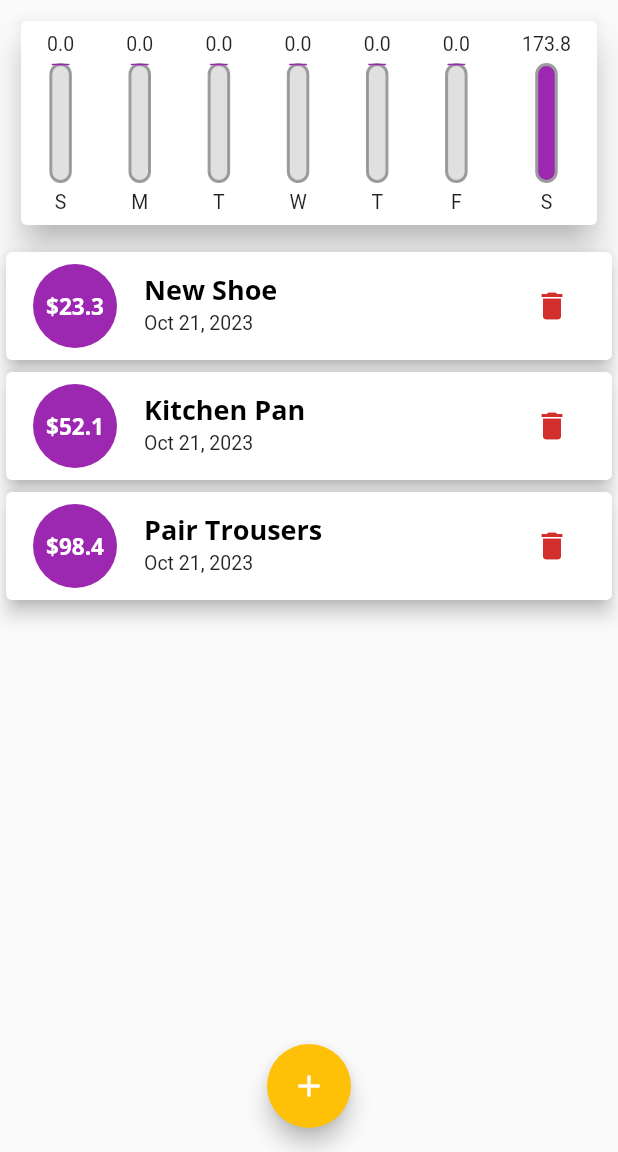
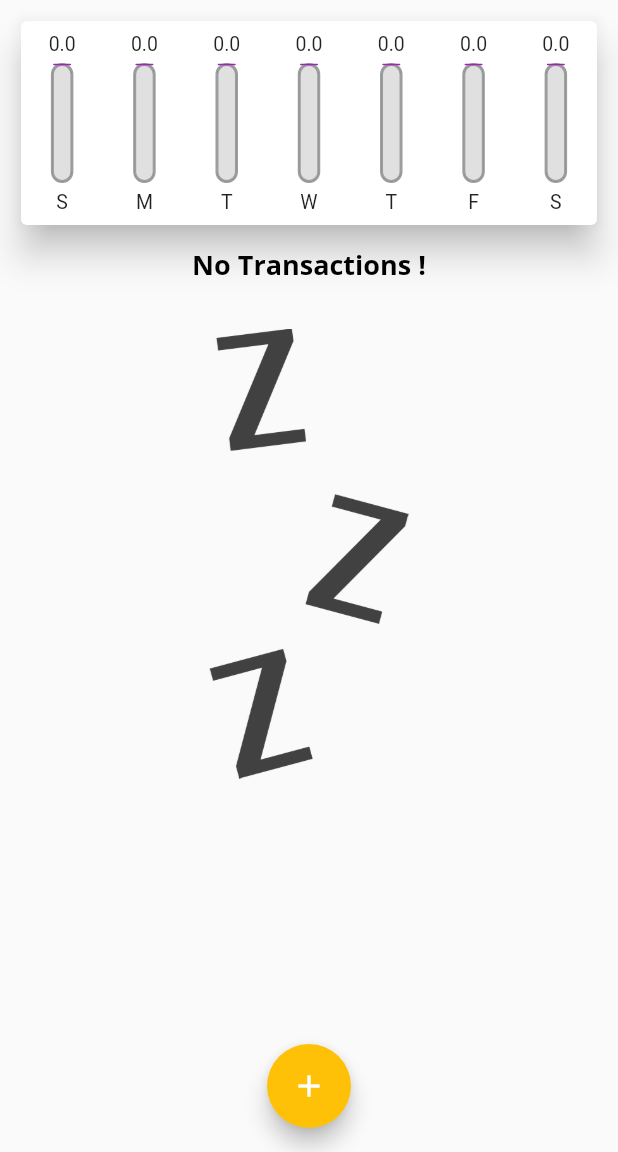
Before and after one commit to ramonyohannes/spendwise.app, a Flutter app: the screen it shows after launch, on a phone screen of 412 x 824 dp, the part 84-1236 px from its top. Run offline on Flutter 3.47's test engine with Material 2 defaults, Android fonts, the phone set to English and light mode, and no system bars; Roboto replaces fonts that are missing (QuickSans).

Commit message:
chore: refactor widgets

```diff
--- a/lib/screens/home_screen.dart
+++ b/lib/screens/home_screen.dart
@@ -13,26 +13,7 @@ class MyHomePage extends StatefulWidget {
 }
 
 class _MyHomePageState extends State<MyHomePage> {
-  final List<Transaction> _userTransactions = [
-    Transaction(
-      id: DateTime.now().toString(),
-      title: "New Shoe",
-      amount: 23.3,
-      date: DateTime.now(),
-    ),
-    Transaction(
-      id: DateTime.now().toString(),
-      title: "Kitchen Pan",
-      amount: 52.1,
-      date: DateTime.now(),
-    ),
-    Transaction(
-      id: DateTime.now().toString(),
-      title: "Pair Trousers",
-      amount: 98.4,
-      date: DateTime.now(),
-    ),
-  ];
+  final List<Transaction> _userTransactions = [];
 
   void addTransaction(String txTitle, double txAmount, DateTime selectedDate) {
     var newTx = Transaction(
--- a/lib/widgets/transaction_list.dart
+++ b/lib/widgets/transaction_list.dart
@@ -11,7 +11,7 @@ class TransactionList extends StatelessWidget {
   @override
   Widget build(BuildContext context) {
     return SizedBox(
-      height: 500,
+      height: 600,
       child: userTransactions.isEmpty
           ? Center(
               child: Column(
```
